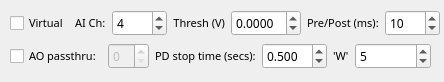
First picture: the form in AcqPDParams.ui, repository acorver/SpikeGL, before the edit.
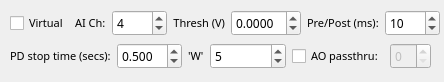
Second picture: the form after the edit.

```diff
--- a/AcqPDParams.ui
+++ b/AcqPDParams.ui
@@ -35,38 +35,6 @@
     </font>
    </property>
    <layout class="QHBoxLayout" name="horizontalLayout_2">
-    <item>
-     <widget class="QCheckBox" name="pdPassthruAOChk">
-      <property name="font">
-       <font>
-        <family>MS Reference Sans Serif</family>
-        <pointsize>8</pointsize>
-       </font>
-      </property>
-      <property name="toolTip">
-       <string>Optionally, you may pass thru the trigger channel back to AO. </string>
-      </property>
-      <property name="text">
-       <string>AO passthru:</string>
-      </property>
-     </widget>
-    </item>
-    <item>
-     <widget class="QSpinBox" name="pdPassthruAOSB">
-      <property name="enabled">
-       <bool>false</bool>
-      </property>
-      <property name="font">
-       <font>
-        <family>MS Reference Sans Serif</family>
-        <pointsize>9</pointsize>
-       </font>
-      </property>
-      <property name="toolTip">
-       <string>The AO channel to pass trigger input back out to.  Node this is on the AO device selected above.</string>
-      </property>
-     </widget>
-    </item>
     <item>
      <widget class="QLabel" name="pdStopTimeLbl">
       <property name="font">
@@ -162,6 +130,38 @@
       </property>
      </widget>
     </item>
+    <item>
+     <widget class="QCheckBox" name="pdPassthruAOChk">
+      <property name="font">
+       <font>
+        <family>MS Reference Sans Serif</family>
+        <pointsize>8</pointsize>
+       </font>
+      </property>
+      <property name="toolTip">
+       <string>Optionally, you may pass thru the trigger channel back to AO. </string>
+      </property>
+      <property name="text">
+       <string>AO passthru:</string>
+      </property>
+     </widget>
+    </item>
+    <item>
+     <widget class="QSpinBox" name="pdPassthruAOSB">
+      <property name="enabled">
+       <bool>false</bool>
+      </property>
+      <property name="font">
+       <font>
+        <family>MS Reference Sans Serif</family>
+        <pointsize>9</pointsize>
+       </font>
+      </property>
+      <property name="toolTip">
+       <string>The AO channel to pass trigger input back out to.  Node this is on the AO device selected above.</string>
+      </property>
+     </widget>
+    </item>
    </layout>
   </widget>
   <widget class="QWidget" name="layoutWidget">
```
Left out of the diff: 2 changed lines with no effect on the pictures.
